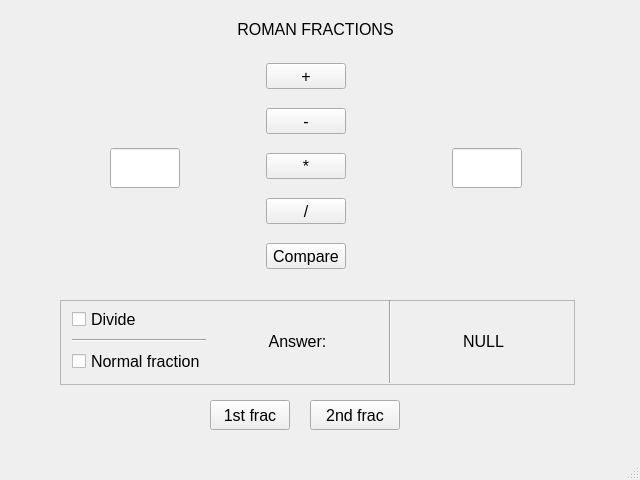
This is src/mainwindow.ui in Tsettaro/roman-fraction as Qt 5 draws it before an edit. The edited form follows.
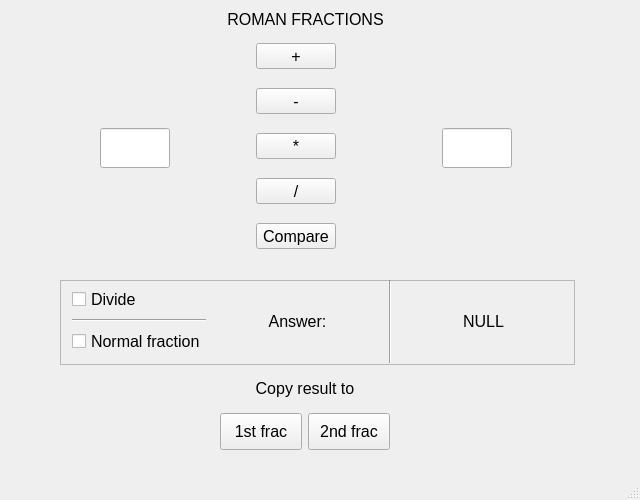
This is the edited form. Icons and pictures are not drawn.

Commit message: Put copy buttons under layout

The edit to the form file:
```diff
--- a/src/mainwindow.ui
+++ b/src/mainwindow.ui
@@ -7,7 +7,7 @@
     <x>0</x>
     <y>0</y>
     <width>640</width>
-    <height>480</height>
+    <height>500</height>
    </rect>
   </property>
   <property name="sizePolicy">
@@ -19,13 +19,13 @@
   <property name="minimumSize">
    <size>
     <width>640</width>
-    <height>480</height>
+    <height>500</height>
    </size>
   </property>
   <property name="maximumSize">
    <size>
     <width>640</width>
-    <height>480</height>
+    <height>500</height>
    </size>
   </property>
   <property name="font">
@@ -46,8 +46,8 @@
    <widget class="QWidget" name="horizontalLayoutWidget">
     <property name="geometry">
      <rect>
-      <x>100</x>
-      <y>50</y>
+      <x>90</x>
+      <y>30</y>
       <width>432</width>
       <height>237</height>
      </rect>
@@ -272,8 +272,8 @@
    <widget class="QLabel" name="label">
     <property name="geometry">
      <rect>
-      <x>210</x>
-      <y>20</y>
+      <x>200</x>
+      <y>10</y>
       <width>211</width>
       <height>18</height>
      </rect>
@@ -289,7 +289,7 @@
     <property name="geometry">
      <rect>
       <x>60</x>
-      <y>300</y>
+      <y>280</y>
       <width>515</width>
       <height>85</height>
      </rect>
@@ -317,7 +317,7 @@
        <number>2</number>
       </property>
       <item>
-       <layout class="QGridLayout" name="gridLayout">
+       <layout class="QGridLayout" name="addictional_func">
         <property name="leftMargin">
          <number>10</number>
         </property>
@@ -436,34 +436,30 @@
      </layout>
     </widget>
    </widget>
-   <widget class="QPushButton" name="cp_1st">
+   <widget class="QWidget" name="verticalLayoutWidget">
     <property name="geometry">
      <rect>
-      <x>210</x>
-      <y>400</y>
-      <width>80</width>
-      <height>30</height>
+      <x>220</x>
+      <y>370</y>
+      <width>170</width>
+      <height>80</height>
      </rect>
     </property>
-    <property name="maximumSize">
-     <size>
-      <width>90</width>
-      <height>40</height>
-     </size>
-    </property>
+    <layout class="QVBoxLayout" name="cp_layout">
+     <item>
+      <widget class="QLabel" name="cp_layout_text">
     <property name="text">
-     <string>1st frac</string>
-    </property>
-   </widget>
+        <string>Copy result to</string>
+       </property>
+       <property name="alignment">
+        <set>Qt::AlignmentFlag::AlignCenter</set>
+       </property>
+      </widget>
+     </item>
+     <item>
+      <layout class="QGridLayout" name="gridLayout">
+       <item row="1" column="1">
    <widget class="QPushButton" name="cp_2nd">
-    <property name="geometry">
-     <rect>
-      <x>310</x>
-      <y>400</y>
-      <width>90</width>
-      <height>30</height>
-     </rect>
-    </property>
     <property name="maximumSize">
      <size>
       <width>90</width>
@@ -473,6 +469,24 @@
     <property name="text">
      <string>2nd frac</string>
     </property>
+        </widget>
+       </item>
+       <item row="1" column="0">
+        <widget class="QPushButton" name="cp_1st">
+         <property name="maximumSize">
+          <size>
+           <width>90</width>
+           <height>40</height>
+          </size>
+         </property>
+         <property name="text">
+          <string>1st frac</string>
+         </property>
+        </widget>
+       </item>
+      </layout>
+     </item>
+    </layout>
    </widget>
   </widget>
   <widget class="QMenuBar" name="menubar">
```
Lines whose indentation alone changed are shown as unchanged. The commit also changes 1 other file.
